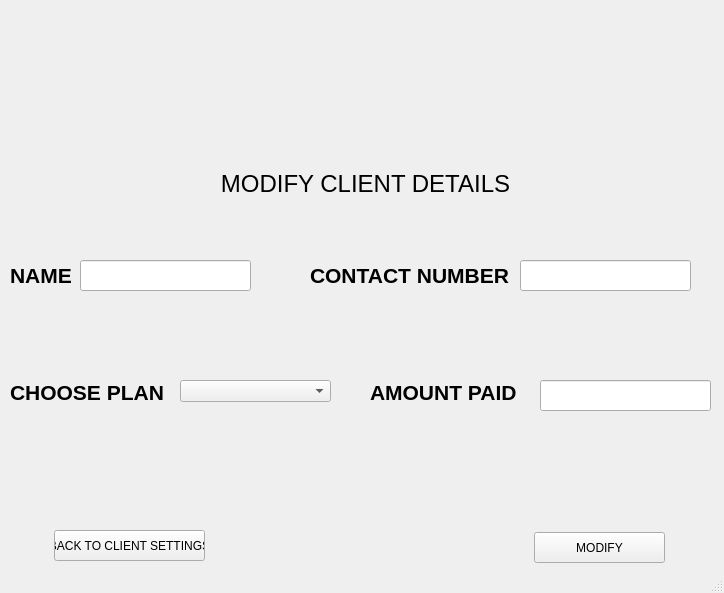
This is ui/modify-client1.ui in yashu2001/gym-manager as Qt 5 draws it before an edit. The edited form follows.
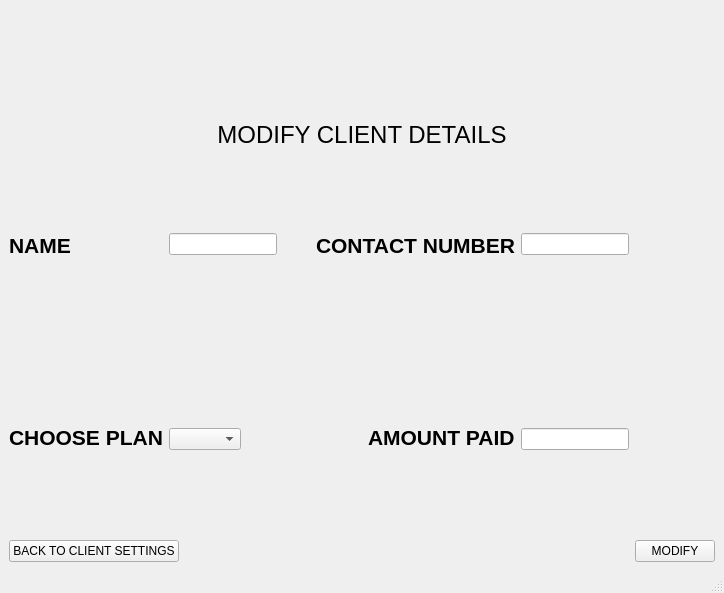
This is the edited form. Icons and pictures are not drawn.

Diff of the .ui file:
```diff
--- a/ui/modify-client1.ui
+++ b/ui/modify-client1.ui
@@ -10,172 +10,86 @@
     <height>593</height>
    </rect>
   </property>
-  <property name="minimumSize">
-   <size>
-    <width>724</width>
-    <height>593</height>
-   </size>
-  </property>
-  <property name="maximumSize">
-   <size>
-    <width>724</width>
-    <height>593</height>
-   </size>
-  </property>
   <property name="windowTitle">
    <string>MainWindow</string>
   </property>
   <widget class="QWidget" name="centralwidget">
-   <widget class="QLabel" name="label">
-    <property name="geometry">
-     <rect>
-      <x>150</x>
-      <y>0</y>
-      <width>441</width>
-      <height>151</height>
-     </rect>
-    </property>
-    <property name="text">
-     <string/>
-    </property>
-    <property name="pixmap">
-     <pixmap>../logos/2.jpg</pixmap>
-    </property>
-    <property name="scaledContents">
-     <bool>true</bool>
-    </property>
-   </widget>
+   <layout class="QGridLayout" name="gridLayout">
+    <item row="1" column="0" colspan="7" alignment="Qt::AlignHCenter|Qt::AlignTop">
    <widget class="QLabel" name="label_2">
-    <property name="geometry">
-     <rect>
-      <x>20</x>
-      <y>170</y>
-      <width>691</width>
-      <height>51</height>
-     </rect>
-    </property>
     <property name="text">
      <string>&lt;html&gt;&lt;head/&gt;&lt;body&gt;&lt;p align=&quot;center&quot;&gt;&lt;span style=&quot; font-size:18pt;&quot;&gt;MODIFY CLIENT DETAILS&lt;/span&gt;&lt;/p&gt;&lt;p align=&quot;center&quot;&gt;&lt;br/&gt;&lt;/p&gt;&lt;/body&gt;&lt;/html&gt;</string>
     </property>
    </widget>
-   <widget class="QLineEdit" name="lineEdit">
-    <property name="geometry">
-     <rect>
-      <x>80</x>
-      <y>260</y>
-      <width>171</width>
-      <height>31</height>
-     </rect>
-    </property>
-   </widget>
-   <widget class="QLabel" name="label_3">
-    <property name="geometry">
-     <rect>
-      <x>10</x>
-      <y>260</y>
-      <width>101</width>
-      <height>31</height>
-     </rect>
-    </property>
+    </item>
+    <item row="5" column="0" colspan="3" alignment="Qt::AlignLeft|Qt::AlignBottom">
+     <widget class="QPushButton" name="pushButton_2">
     <property name="text">
-     <string>&lt;html&gt;&lt;head/&gt;&lt;body&gt;&lt;p&gt;&lt;span style=&quot; font-size:16pt; font-weight:600;&quot;&gt;NAME&lt;/span&gt;&lt;/p&gt;&lt;/body&gt;&lt;/html&gt;</string>
-    </property>
-   </widget>
+       <string>BACK TO CLIENT SETTINGS</string>
+      </property>
+     </widget>
+    </item>
+    <item row="2" column="3" colspan="2" alignment="Qt::AlignRight|Qt::AlignTop">
    <widget class="QLabel" name="label_4">
-    <property name="geometry">
-     <rect>
-      <x>310</x>
-      <y>260</y>
-      <width>201</width>
-      <height>31</height>
-     </rect>
-    </property>
     <property name="text">
      <string>&lt;html&gt;&lt;head/&gt;&lt;body&gt;&lt;p&gt;&lt;span style=&quot; font-size:16pt; font-weight:600;&quot;&gt;CONTACT NUMBER&lt;/span&gt;&lt;/p&gt;&lt;/body&gt;&lt;/html&gt;</string>
     </property>
    </widget>
-   <widget class="QLineEdit" name="lineEdit_2">
-    <property name="geometry">
-     <rect>
-      <x>520</x>
-      <y>260</y>
-      <width>171</width>
-      <height>31</height>
-     </rect>
-    </property>
-   </widget>
-   <widget class="QComboBox" name="comboBox">
-    <property name="geometry">
-     <rect>
-      <x>180</x>
-      <y>380</y>
-      <width>151</width>
-      <height>22</height>
-     </rect>
-    </property>
-   </widget>
+    </item>
+    <item row="3" column="5" alignment="Qt::AlignLeft|Qt::AlignBottom">
+     <widget class="QLineEdit" name="lineEdit_3"/>
+    </item>
+    <item row="3" column="1" alignment="Qt::AlignLeft|Qt::AlignBottom">
+     <widget class="QComboBox" name="comboBox"/>
+    </item>
+    <item row="3" column="0" alignment="Qt::AlignLeft|Qt::AlignBottom">
    <widget class="QLabel" name="label_5">
-    <property name="geometry">
-     <rect>
-      <x>10</x>
-      <y>380</y>
-      <width>201</width>
-      <height>21</height>
-     </rect>
-    </property>
     <property name="text">
      <string>&lt;html&gt;&lt;head/&gt;&lt;body&gt;&lt;p&gt;&lt;span style=&quot; font-size:16pt; font-weight:600;&quot;&gt;CHOOSE PLAN&lt;/span&gt;&lt;/p&gt;&lt;/body&gt;&lt;/html&gt;</string>
     </property>
    </widget>
-   <widget class="QLineEdit" name="lineEdit_3">
-    <property name="geometry">
-     <rect>
-      <x>540</x>
-      <y>380</y>
-      <width>171</width>
-      <height>31</height>
-     </rect>
-    </property>
-   </widget>
+    </item>
+    <item row="2" column="1" colspan="2" alignment="Qt::AlignLeft|Qt::AlignTop">
+     <widget class="QLineEdit" name="lineEdit"/>
+    </item>
+    <item row="2" column="5" colspan="2" alignment="Qt::AlignLeft|Qt::AlignTop">
+     <widget class="QLineEdit" name="lineEdit_2"/>
+    </item>
+    <item row="3" column="4" alignment="Qt::AlignRight|Qt::AlignBottom">
    <widget class="QLabel" name="label_8">
-    <property name="geometry">
-     <rect>
-      <x>370</x>
-      <y>380</y>
-      <width>161</width>
-      <height>21</height>
-     </rect>
-    </property>
     <property name="text">
      <string>&lt;html&gt;&lt;head/&gt;&lt;body&gt;&lt;p&gt;&lt;span style=&quot; font-size:16pt; font-weight:600;&quot;&gt;AMOUNT PAID&lt;/span&gt;&lt;/p&gt;&lt;/body&gt;&lt;/html&gt;</string>
     </property>
    </widget>
+    </item>
+    <item row="2" column="0" alignment="Qt::AlignLeft|Qt::AlignTop">
+     <widget class="QLabel" name="label_3">
+      <property name="text">
+       <string>&lt;html&gt;&lt;head/&gt;&lt;body&gt;&lt;p&gt;&lt;span style=&quot; font-size:16pt; font-weight:600;&quot;&gt;NAME&lt;/span&gt;&lt;/p&gt;&lt;/body&gt;&lt;/html&gt;</string>
+      </property>
+     </widget>
+    </item>
+    <item row="5" column="6" alignment="Qt::AlignRight|Qt::AlignBottom">
    <widget class="QPushButton" name="pushButton">
-    <property name="geometry">
-     <rect>
-      <x>534</x>
-      <y>532</y>
-      <width>131</width>
-      <height>31</height>
-     </rect>
-    </property>
     <property name="text">
      <string>MODIFY</string>
     </property>
    </widget>
-   <widget class="QPushButton" name="pushButton_2">
-    <property name="geometry">
-     <rect>
-      <x>54</x>
-      <y>530</y>
-      <width>151</width>
-      <height>31</height>
-     </rect>
-    </property>
+    </item>
+    <item row="0" column="0" colspan="7" alignment="Qt::AlignHCenter|Qt::AlignTop">
+     <widget class="QLabel" name="label">
     <property name="text">
-     <string>BACK TO CLIENT SETTINGS</string>
-    </property>
-   </widget>
+       <string/>
+      </property>
+      <property name="pixmap">
+       <pixmap>2.jpg</pixmap>
+      </property>
+      <property name="scaledContents">
+       <bool>true</bool>
+      </property>
+     </widget>
+    </item>
+   </layout>
   </widget>
   <widget class="QStatusBar" name="statusbar"/>
  </widget>
```
Lines whose indentation alone changed are shown as unchanged.
